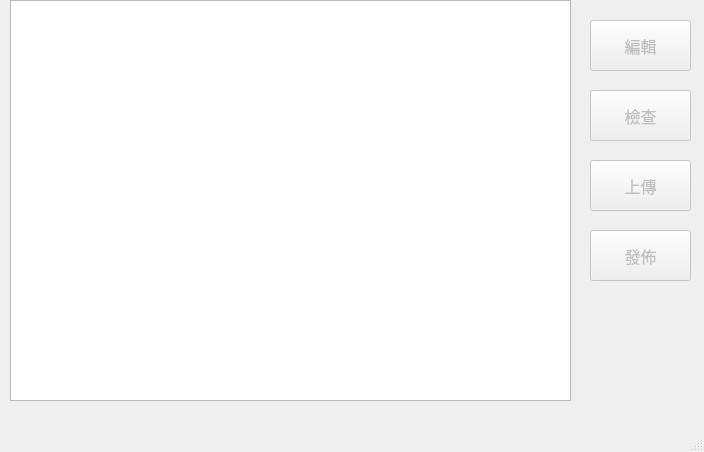
rogers228/ispc_maintain, file gui/us01/form_us01.ui: the form before one commit.
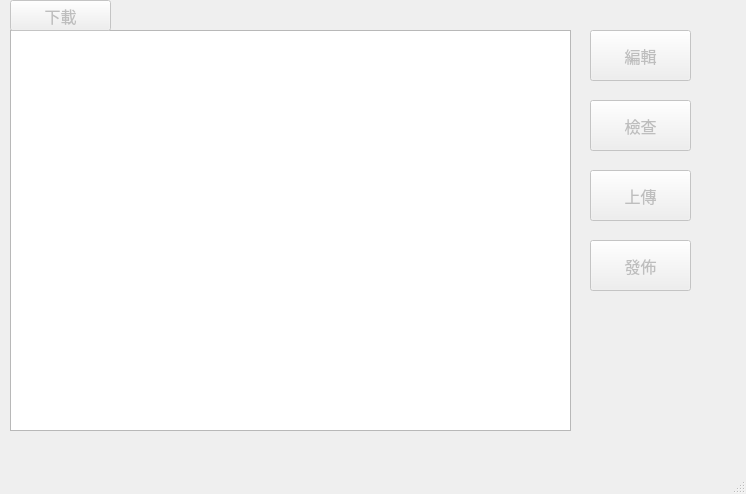
The form after the commit.

Patch:
```diff
--- a/gui/us01/form_us01.ui
+++ b/gui/us01/form_us01.ui
@@ -6,8 +6,8 @@
    <rect>
     <x>0</x>
     <y>0</y>
-    <width>704</width>
-    <height>452</height>
+    <width>746</width>
+    <height>494</height>
    </rect>
   </property>
   <property name="windowTitle">
@@ -18,7 +18,7 @@
     <property name="geometry">
      <rect>
       <x>10</x>
-      <y>0</y>
+      <y>30</y>
       <width>561</width>
       <height>401</height>
      </rect>
@@ -40,7 +40,7 @@
     <property name="geometry">
      <rect>
       <x>590</x>
-      <y>20</y>
+      <y>30</y>
       <width>101</width>
       <height>51</height>
      </rect>
@@ -65,7 +65,7 @@
     <property name="geometry">
      <rect>
       <x>590</x>
-      <y>90</y>
+      <y>100</y>
       <width>101</width>
       <height>51</height>
      </rect>
@@ -90,7 +90,7 @@
     <property name="geometry">
      <rect>
       <x>590</x>
-      <y>160</y>
+      <y>170</y>
       <width>101</width>
       <height>51</height>
      </rect>
@@ -115,7 +115,7 @@
     <property name="geometry">
      <rect>
       <x>590</x>
-      <y>230</y>
+      <y>240</y>
       <width>101</width>
       <height>51</height>
      </rect>
@@ -133,6 +133,34 @@
      <string>發佈</string>
     </property>
    </widget>
+   <widget class="QPushButton" name="pd_download">
+    <property name="enabled">
+     <bool>false</bool>
+    </property>
+    <property name="geometry">
+     <rect>
+      <x>10</x>
+      <y>0</y>
+      <width>101</width>
+      <height>31</height>
+     </rect>
+    </property>
+    <property name="font">
+     <font>
+      <family>新細明體</family>
+      <pointsize>12</pointsize>
+     </font>
+    </property>
+    <property name="focusPolicy">
+     <enum>Qt::NoFocus</enum>
+    </property>
+    <property name="toolTip">
+     <string>下載雲端資料至本地</string>
+    </property>
+    <property name="text">
+     <string>下載</string>
+    </property>
+   </widget>
   </widget>
   <widget class="QMenuBar" name="menubar">
    <property name="geometry">
```
Left out of the diff: 13 changed lines with no effect on the pictures.
